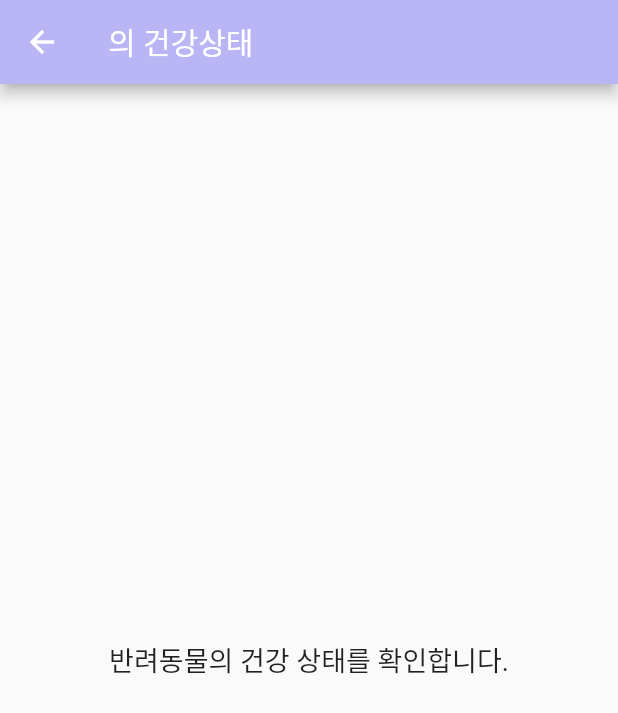
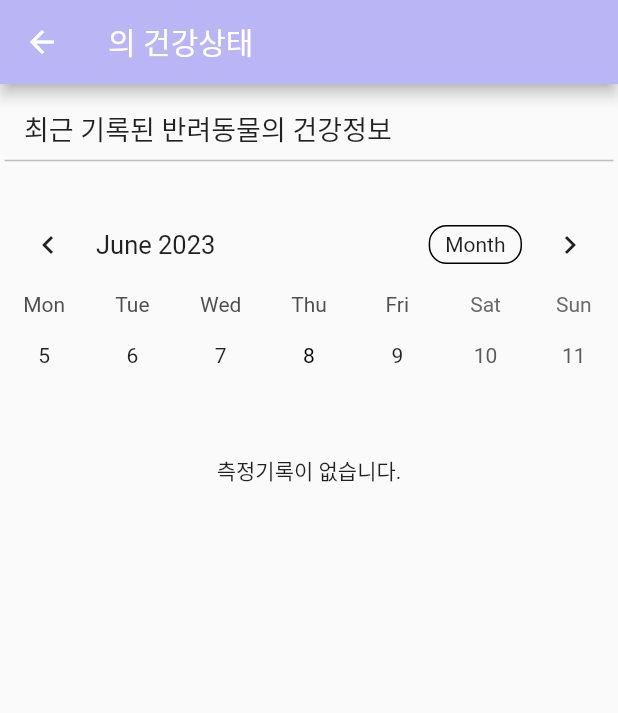
Before and after one commit to qqinjin/animal_serving_app, a Flutter app: the HealthPage screen opened directly with empty values, on a phone screen of 412 x 824 dp. Shown: the top 713 px of the screen. Run offline on Flutter 3.47's test engine with Material 2 defaults, Android fonts, the phone set to English and light mode, and no system bars; drawn by our look-alikes of table_calendar; our stand-ins replace cloud_firestore, firebase_auth, firebase_core, timezone; accounts and stored records are empty.

Commit message:
2023-06-08

```diff
--- a/lib/HealthPage.dart
+++ b/lib/HealthPage.dart
@@ -1,10 +1,98 @@
 import 'package:flutter/material.dart';
+import 'package:table_calendar/table_calendar.dart';
+import 'package:cloud_firestore/cloud_firestore.dart';
+import 'package:cloud_firestore/cloud_firestore.dart';
+import 'package:flutter/cupertino.dart';
+import 'package:provider/provider.dart';
 
-class HealthPage extends StatelessWidget {
+import 'auth_service.dart';
+import 'bucket_service.dart';
+import 'loginpage.dart';
 
+class HealthPage extends StatefulWidget {
+
+  @override
   final String petName;
 
   HealthPage({required this.petName});
+
+  _HealthPage createState() => _HealthPage(petName: petName);
+
+}
+
+class _HealthPage extends State<HealthPage> {
+
+  final String petName;
+  _HealthPage({required this.petName});
+
+  DateTime? _selectedDay;
+  String? selecteday;
+  String? HealthDate;
+  Map<DateTime, String> healthtext = {};
+
+  @override
+  void initState(){
+
+    super.initState();
+
+    fetchData();
+  }
+
+  Future<void> fetchData() async {
+
+      final user = context.read<AuthService>().currentUser();
+      final uid = user?.uid;
+
+      final querySnapshot = await FirebaseFirestore.instance
+        .collection('pet')
+        .where('uid', isEqualTo: uid)
+        .where('petname', isEqualTo: petName)
+        .get();
+
+      final healthDoc = querySnapshot.docs.first.id;
+
+      final healthSnapshot = await FirebaseFirestore.instance
+        .collection('pet')
+        .doc(healthDoc)
+        .collection('health')
+        .get();
+
+
+      healthSnapshot.docs.forEach((Doc){
+
+
+        final healthDate = (Doc.get('date') as Timestamp).toDate().add(Duration(hours: 9));
+        final healthTemperature = Doc.get('temperature') as String;
+        final healthWeight = Doc.get('weight') as String;
+
+        final healthData = healthDate.toString().split('')[0];
+        HealthDate = healthData;
+
+        if(selecteday == HealthDate){
+
+            healthtext[_selectedDay!.toLocal()] =
+              '측정날짜 : $healthDate \n' +
+              '$petName 의 무게 : $healthWeight \n' +
+              '$petName 의 체온 : $healthTemperature';
+
+        }
+      });
+
+      setState(() {});
+  }
+
+  void _onDaySelected(DateTime selectedDay, DateTime focusedDay) {
+
+    setState((){
+
+      _selectedDay =
+        DateTime(selectedDay.year, selectedDay.month, selectedDay.day);
+
+      selecteday = _selectedDay.toString().split('')[0];
+    });
+
+    fetchData();
+  }
 
   @override
   Widget build(BuildContext context) {
@@ -13,11 +101,72 @@ class HealthPage extends StatelessWidget {
         backgroundColor: Color.fromARGB(255, 186, 181, 244),
         title: Text('${petName}의 건강상태'),
       ),
-      body: Center(
-        child: Text(
-          '반려동물의 건강 상태를 확인합니다.',
-          style: TextStyle(fontSize: 18.0),
-        ),
+      body: Column(
+        crossAxisAlignment: CrossAxisAlignment.start,
+        children: [
+          Padding(
+            padding: EdgeInsets.fromLTRB(16.0, 16.0, 16.0, 0.0),
+            child: Text(
+              '최근 기록된 반려동물의 건강정보',
+              style: TextStyle(fontSize: 18.0),
+            ),
+          ),
+          Divider(
+            thickness: 1.0,
+            color: Colors.grey[400],
+            indent: 3.0,
+            endIndent: 3.0,
+          ),
+          Expanded(
+            child: Column(
+              children: [
+                SizedBox(height: 16.0),
+                TableCalendar(
+                  calendarFormat: CalendarFormat.week,
+                  startingDayOfWeek: StartingDayOfWeek.monday,
+                  focusedDay: _selectedDay ?? DateTime.now(),
+                  selectedDayPredicate: (day) {
+                    return isSameDay(_selectedDay, day);
+                  },
+                  firstDay: DateTime.utc(DateTime.now().year - 1),
+                  lastDay: DateTime.utc(DateTime.now().year + 1),
+                  calendarStyle: CalendarStyle(),
+                  calendarBuilders: CalendarBuilders(
+                    selectedBuilder: (context, date, events) => Container(
+                      margin: const EdgeInsets.all(4.0),
+                      alignment: Alignment.center,
+                      decoration: BoxDecoration(
+                        color: _selectedDay != null &&
+                                isSameDay(_selectedDay!, date)
+                            ? Color.fromARGB(255, 186, 181, 244)
+                            : Colors.transparent,
+                        shape: BoxShape.circle,
+                      ),
+                      child: Text(
+                        date.day.toString(),
+                        style: TextStyle(color: Colors.black),
+                      ),
+                    ),
+                    todayBuilder: (context, date, events) => Container(
+                      margin: const EdgeInsets.all(4.0),
+                      alignment: Alignment.center,
+                      decoration: BoxDecoration(
+                        shape: BoxShape.circle,
+                      ),
+                      child: Text(
+                        date.day.toString(),
+                        style: TextStyle(color: Colors.black),
+                      ),
+                    ),
+                  ),
+                  onDaySelected: _onDaySelected,
+                ),
+                SizedBox(height: 40.0),
+                Text(healthtext[_selectedDay] ?? '측정기록이 없습니다.'),
+              ],
+            ),
+          ),
+        ],
       ),
     );
   }
```
Also changed, not shown: lib/DistributePage.dart (+2 -7 lines).
